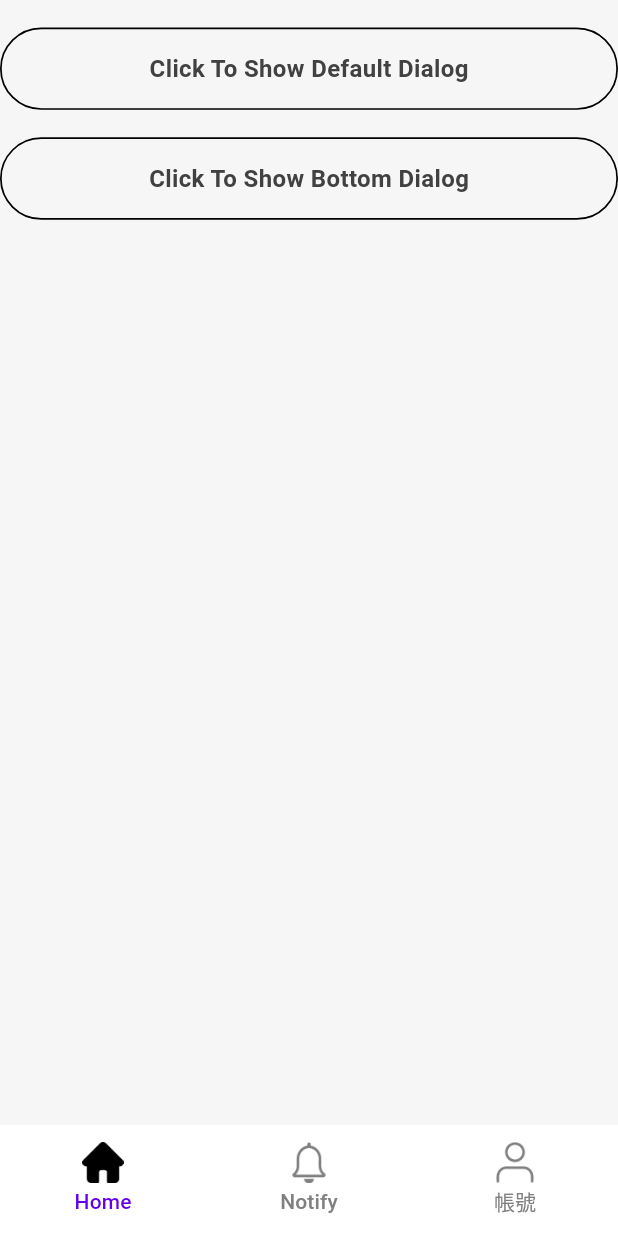
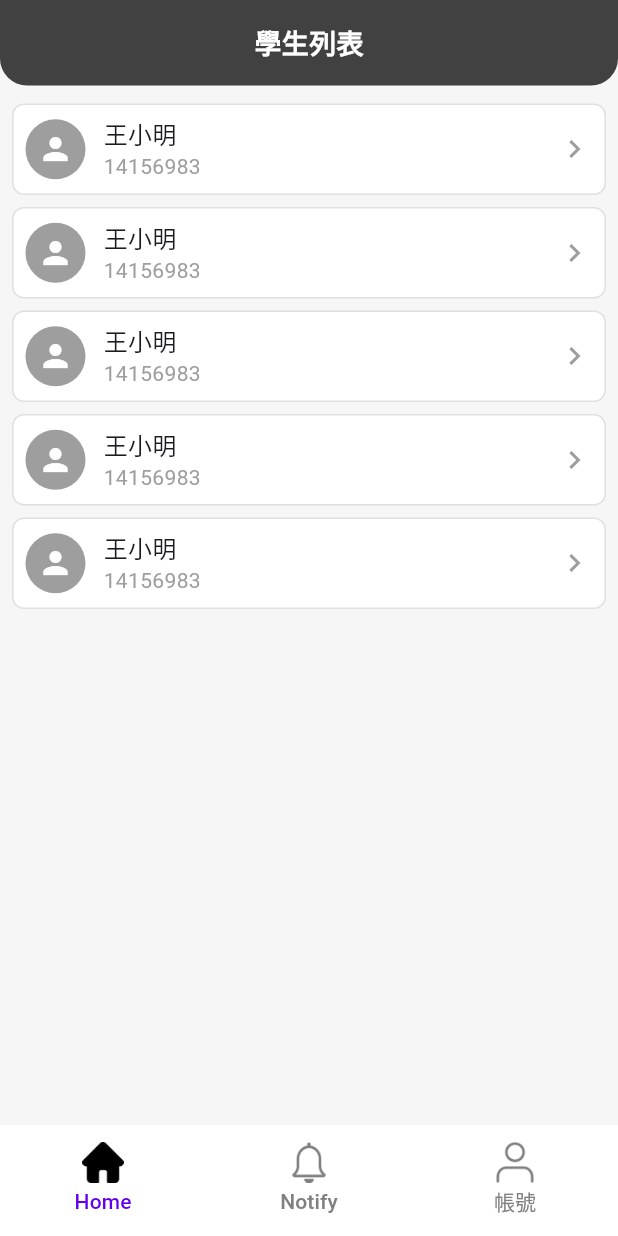
Before and after one commit to kevin880701/dental_guard_flutter, a Flutter app: the MainPage screen opened by its route, on a phone screen of 412 x 824 dp. Run offline on Flutter 3.47's test engine with Material 3 defaults, Android fonts, the phone set to English and light mode, and no system bars; our stand-ins replace auto_route, dio, dropdown_button2, equatable, file_picker, flutter_easyloading and 9 more; missing offline and left inert: pausable_timer; accounts and stored records are empty.

Commit message:
[style]更新主頁

```diff
--- a/lib/screen/main/MainPage.dart
+++ b/lib/screen/main/MainPage.dart
@@ -1,3 +1,4 @@
+import 'package:dental_guard_flutter/screen/main/studentList/StudentListPage.dart';
 import 'package:flutter/cupertino.dart';
 import 'package:flutter/material.dart';
 import 'package:flutter_hooks/flutter_hooks.dart';
@@ -5,7 +6,6 @@ import 'package:flutter_screenutil/flutter_screenutil.dart';
 import 'package:hooks_riverpod/hooks_riverpod.dart';
 import 'package:auto_route/auto_route.dart';
 import 'package:dental_guard_flutter/resources/AppResources.dart';
-import 'package:dental_guard_flutter/screen/DialogPage.dart';
 import 'package:dental_guard_flutter/screen/main/setting/setting/SettingPage.dart';
 import 'package:dental_guard_flutter/screen/NotifyPage.dart';
 import 'package:dental_guard_flutter/widgets/common/AppBarWidgets.dart';
@@ -35,7 +35,7 @@ class MainPage extends HookConsumerWidget {
               physics: NeverScrollableScrollPhysics(),
               controller: _tabController,
               children: <Widget>[
-                KeepAliveWrapper(child: DialogPage()),
+                KeepAliveWrapper(child: StudentListPage()),
                 KeepAliveWrapper(child: NotifyPage()),
                 KeepAliveWrapper(child: SettingPage()),
               ],
--- a/lib/screen/main/studentList/StudentListPage.dart
+++ b/lib/screen/main/studentList/StudentListPage.dart
@@ -1,6 +1,8 @@
 import 'package:dental_guard_flutter/widgets/common/ButtonWidgets.dart';
 import 'package:dental_guard_flutter/widgets/customerWidget/DropdownWidget.dart';
 import 'package:dental_guard_flutter/widgets/customerWidget/InputWidget.dart';
+import 'package:dental_guard_flutter/widgets/item/StudentItem.dart';
+import 'package:dental_guard_flutter/widgets/main/MainTitleBar.dart';
 import 'package:flutter/material.dart';
 import 'package:hooks_riverpod/hooks_riverpod.dart';
 import 'package:dental_guard_flutter/extensions/PageExtensions.dart';
@@ -16,28 +18,50 @@ import 'package:dental_guard_flutter/widgets/common/ImageWidgets.dart';
 import 'package:dental_guard_flutter/widgets/common/TextWidgets.dart';
 import 'package:dental_guard_flutter/utils/ToastHelper.dart';
 
+class Student {
+  final String name;
+  final String id;
+
+  Student(this.name, this.id);
+}
+
 @RoutePage()
 class StudentListPage extends HookConsumerWidget {
   const StudentListPage({super.key});
 
   @override
   Widget build(BuildContext context, WidgetRef ref) {
+
+    final List<Student> students = [
+      Student('王小明', '14156983'),
+      Student('李小華', '14156984'),
+      Student('張大同', '14156985'),
+      Student('陳小美', '14156986'),
+      Student('劉小強', '14156987'),
+    ];
+
     return BasePage(
       backgroundColor: AppColors.bgColor,
       appBar: blackLightAppBar(),
       child: SafeArea(
-        child: Padding(
-          padding: EdgeInsets.all(24.sp),
-          child: Column(
-            crossAxisAlignment: CrossAxisAlignment.center,
-            children: [
-              customText(AppTexts.registerMember),
-              InputWidget(
-                hintText: AppTexts.plsEnterYourAccount,
+        child: Column(
+          crossAxisAlignment: CrossAxisAlignment.center,
+          children: [
+            MainTitleBar(title: '學生列表'),
+            Expanded(
+              child: ListView.builder(
+                padding: EdgeInsets.all(8.0),
+                itemCount: students.length,
+                itemBuilder: (context, index) {
+                  final student = students[index];
+                  return Padding(
+                    padding: const EdgeInsets.symmetric(vertical: 4.0),
+                    child: StudentItem(student: student),
+                  );
+                },
               ),
-              roundedButton(text: AppTexts.checkDuplicates),
-            ],
-          ),
+            ),
+          ],
         ),
       ),
     );
--- a/lib/widgets/item/StudentItem.dart
+++ b/lib/widgets/item/StudentItem.dart
@@ -1,14 +1,18 @@
+import 'package:dental_guard_flutter/screen/main/studentList/StudentListPage.dart';
 import 'package:flutter/material.dart';
 import 'package:flutter_hooks/flutter_hooks.dart';
 
 class StudentItem extends HookWidget {
+  final Student student;
+
+  const StudentItem({Key? key, required this.student}) : super(key: key);
   @override
   Widget build(BuildContext context) {
     return Container(
       padding: EdgeInsets.all(8.0),
       decoration: BoxDecoration(
         color: Colors.white,
-        borderRadius: BorderRadius.circular(8.0),
+        borderRadius: BorderRadius.circular(8),
         border: Border.all(color: Colors.grey.shade300),
       ),
       child: Row(
--- /dev/null
+++ b/lib/widgets/main/MainTitleBar.dart
@@ -0,0 +1,71 @@
+import 'package:auto_route/auto_route.dart';
+import 'package:dental_guard_flutter/resources/AppResources.dart';
+import 'package:dental_guard_flutter/widgets/common/ImageWidgets.dart';
+import 'package:dental_guard_flutter/widgets/common/TextWidgets.dart';
+import 'package:flutter/cupertino.dart';
+import 'package:flutter/material.dart';
+import 'package:flutter/services.dart';
+import 'package:flutter_hooks/flutter_hooks.dart';
+
+class MainTitleBar extends HookWidget {
+  final bool isBack;
+  final VoidCallback? onBackTap;
+  final VoidCallback? onTextTap;
+  final bool isInformation;
+  final String title;
+
+  const MainTitleBar({
+    super.key,
+    this.isBack = false,
+    this.onBackTap,
+    this.onTextTap,
+    this.isInformation = false,
+    required this.title,
+  });
+
+  @override
+  Widget build(BuildContext context) {
+    return Container(
+      width: double.infinity,
+      decoration: BoxDecoration(
+        color: AppColors.primaryBlack,
+        borderRadius: BorderRadius.only(
+          bottomLeft: Radius.circular(18),
+          bottomRight: Radius.circular(18),
+        ),
+      ),
+      padding: EdgeInsets.fromLTRB(16, 16, 16, 16),
+      child: Stack(
+        children: [
+          Container(
+            alignment: Alignment.center,
+            padding: EdgeInsets.symmetric(horizontal: 28),
+            child: customText(title, fontWeight: FontWeight.w600, fontSize: 18, color: AppColors.white),
+          ),
+          if (isBack || onBackTap != null) ...[
+            Align(
+              alignment: Alignment.centerLeft,
+              child: assetImage(AppImages.backIcon, width: 24, height: 24, color: AppColors.white, onTap: () {
+                if (onBackTap != null) {
+                  onBackTap!();
+                } else {
+                  AutoRouter.of(context).popForced();
+                }
+              }),
+            )
+          ],
+          if (isInformation) ...[
+            Align(
+              alignment: Alignment.centerRight,
+              child: GestureDetector(
+                  onTap: () {
+                    AutoRouter.of(context).popForced();
+                  },
+                  child: assetImage(AppImages.informationIcon, width: 24, height: 24, color: AppColors.white)),
+            )
+          ],
+        ],
+      ),
+    );
+  }
+}
```
